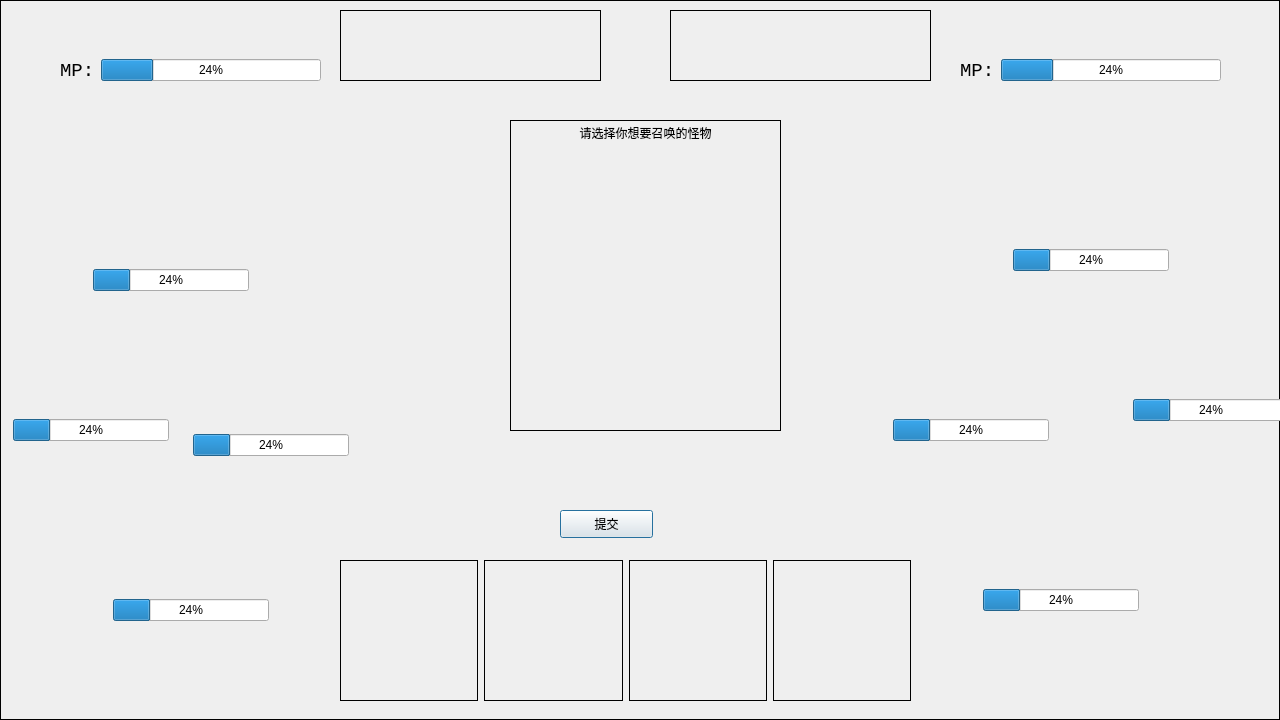
Before: the Qt Designer form game2/fightui.ui in guyuisland/cxsjsj, drawn with Qt 5.
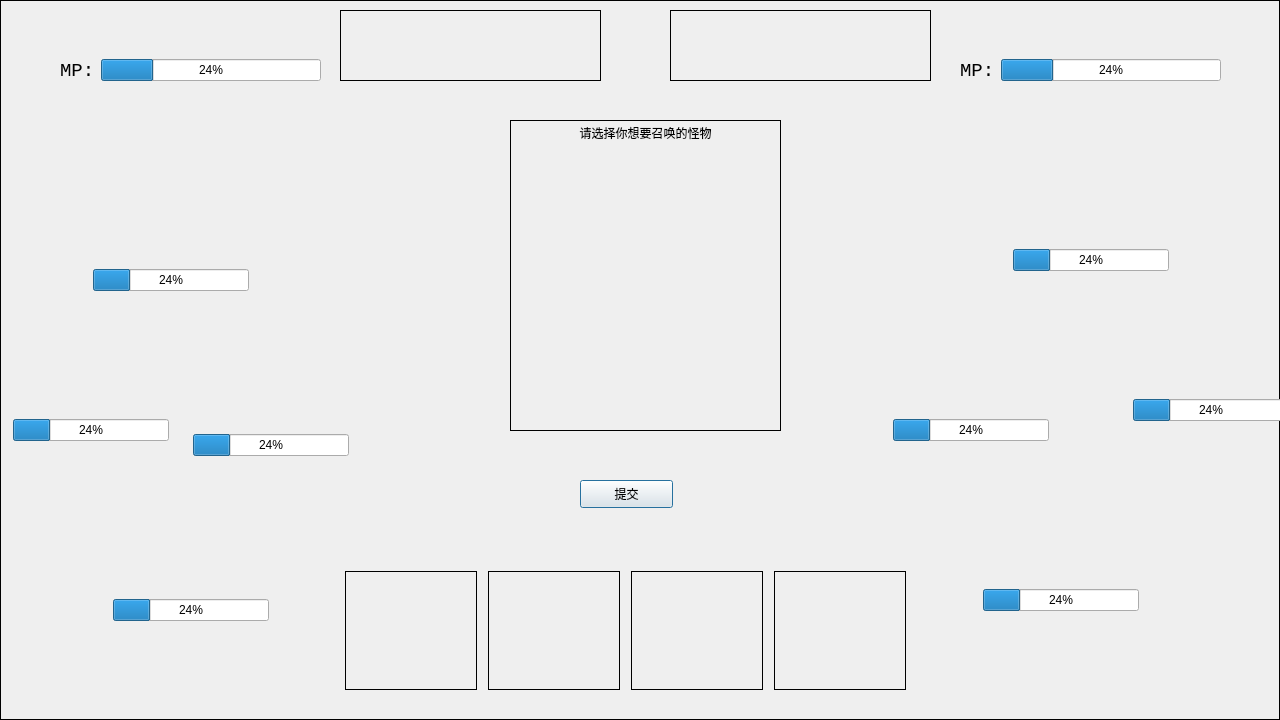
After: the same form once the commit is applied. Custom widgets are drawn as their Qt base class.

```diff
--- a/game2/fightui.ui
+++ b/game2/fightui.ui
@@ -159,6 +159,18 @@
         <verstretch>0</verstretch>
        </sizepolicy>
       </property>
+      <property name="minimumSize">
+       <size>
+        <width>132</width>
+        <height>119</height>
+       </size>
+      </property>
+      <property name="maximumSize">
+       <size>
+        <width>132</width>
+        <height>119</height>
+       </size>
+      </property>
       <property name="frameShape">
        <enum>QFrame::Box</enum>
       </property>
@@ -168,10 +180,25 @@
       <property name="alignment">
        <set>Qt::AlignCenter</set>
       </property>
+      <property name="wordWrap">
+       <bool>true</bool>
+      </property>
      </widget>
     </item>
     <item>
      <widget class="QLabel" name="skill1">
+      <property name="minimumSize">
+       <size>
+        <width>132</width>
+        <height>119</height>
+       </size>
+      </property>
+      <property name="maximumSize">
+       <size>
+        <width>132</width>
+        <height>119</height>
+       </size>
+      </property>
       <property name="frameShape">
        <enum>QFrame::Box</enum>
       </property>
@@ -181,10 +208,25 @@
       <property name="alignment">
        <set>Qt::AlignCenter</set>
       </property>
+      <property name="wordWrap">
+       <bool>true</bool>
+      </property>
      </widget>
     </item>
     <item>
      <widget class="QLabel" name="skill2">
+      <property name="minimumSize">
+       <size>
+        <width>132</width>
+        <height>119</height>
+       </size>
+      </property>
+      <property name="maximumSize">
+       <size>
+        <width>132</width>
+        <height>119</height>
+       </size>
+      </property>
       <property name="frameShape">
        <enum>QFrame::Box</enum>
       </property>
@@ -194,10 +236,25 @@
       <property name="alignment">
        <set>Qt::AlignCenter</set>
       </property>
+      <property name="wordWrap">
+       <bool>true</bool>
+      </property>
      </widget>
     </item>
     <item>
      <widget class="QLabel" name="skill3">
+      <property name="minimumSize">
+       <size>
+        <width>132</width>
+        <height>119</height>
+       </size>
+      </property>
+      <property name="maximumSize">
+       <size>
+        <width>132</width>
+        <height>119</height>
+       </size>
+      </property>
       <property name="frameShape">
        <enum>QFrame::Box</enum>
       </property>
@@ -207,6 +264,9 @@
       <property name="alignment">
        <set>Qt::AlignCenter</set>
       </property>
+      <property name="wordWrap">
+       <bool>true</bool>
+      </property>
      </widget>
     </item>
    </layout>
@@ -622,8 +682,8 @@
   <widget class="QPushButton" name="pushButton">
    <property name="geometry">
     <rect>
-     <x>560</x>
-     <y>510</y>
+     <x>580</x>
+     <y>480</y>
      <width>93</width>
      <height>28</height>
     </rect>
@@ -664,6 +724,119 @@
     <string/>
    </property>
   </widget>
+  <widget class="QLabel" name="skiDes0">
+   <property name="geometry">
+    <rect>
+     <x>351</x>
+     <y>530</y>
+     <width>132</width>
+     <height>41</height>
+    </rect>
+   </property>
+   <property name="sizePolicy">
+    <sizepolicy hsizetype="Preferred" vsizetype="Preferred">
+     <horstretch>0</horstretch>
+     <verstretch>0</verstretch>
+    </sizepolicy>
+   </property>
+   <property name="frameShape">
+    <enum>QFrame::NoFrame</enum>
+   </property>
+   <property name="text">
+    <string/>
+   </property>
+   <property name="alignment">
+    <set>Qt::AlignCenter</set>
+   </property>
+  </widget>
+  <widget class="QLabel" name="skiDes1">
+   <property name="geometry">
+    <rect>
+     <x>490</x>
+     <y>530</y>
+     <width>132</width>
+     <height>41</height>
+    </rect>
+   </property>
+   <property name="sizePolicy">
+    <sizepolicy hsizetype="Preferred" vsizetype="Preferred">
+     <horstretch>0</horstretch>
+     <verstretch>0</verstretch>
+    </sizepolicy>
+   </property>
+   <property name="frameShape">
+    <enum>QFrame::NoFrame</enum>
+   </property>
+   <property name="text">
+    <string/>
+   </property>
+   <property name="alignment">
+    <set>Qt::AlignCenter</set>
+   </property>
+  </widget>
+  <widget class="QLabel" name="skiDes2">
+   <property name="geometry">
+    <rect>
+     <x>629</x>
+     <y>530</y>
+     <width>132</width>
+     <height>41</height>
+    </rect>
+   </property>
+   <property name="sizePolicy">
+    <sizepolicy hsizetype="Preferred" vsizetype="Preferred">
+     <horstretch>0</horstretch>
+     <verstretch>0</verstretch>
+    </sizepolicy>
+   </property>
+   <property name="frameShape">
+    <enum>QFrame::NoFrame</enum>
+   </property>
+   <property name="text">
+    <string/>
+   </property>
+   <property name="alignment">
+    <set>Qt::AlignCenter</set>
+   </property>
+  </widget>
+  <widget class="QLabel" name="skiDes3">
+   <property name="geometry">
+    <rect>
+     <x>768</x>
+     <y>530</y>
+     <width>132</width>
+     <height>41</height>
+    </rect>
+   </property>
+   <property name="sizePolicy">
+    <sizepolicy hsizetype="Preferred" vsizetype="Preferred">
+     <horstretch>0</horstretch>
+     <verstretch>0</verstretch>
+    </sizepolicy>
+   </property>
+   <property name="frameShape">
+    <enum>QFrame::NoFrame</enum>
+   </property>
+   <property name="text">
+    <string/>
+   </property>
+   <property name="alignment">
+    <set>Qt::AlignCenter</set>
+   </property>
+  </widget>
+  <widget class="QLabel" name="enemyAttcakLabel">
+   <property name="geometry">
+    <rect>
+     <x>830</x>
+     <y>250</y>
+     <width>70</width>
+     <height>40</height>
+    </rect>
+   </property>
+   <property name="text">
+    <string/>
+   </property>
+  </widget>
   <zorder>BackGround</zorder>
   <zorder>my_monster2</zorder>
   <zorder>SummonLabel</zorder>
```
Left out of the diff: 17 changed lines with no effect on the pictures.
